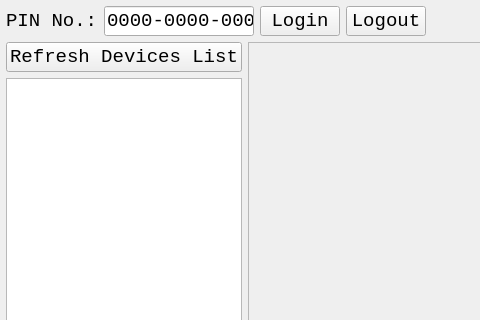
Above: GUI/mainwindow.ui from joshion/3DShow before the change; both pictures show x 0 to 480 and y 0 to 320 of the 1024 by 768 pixel window. Below: the same form after it.
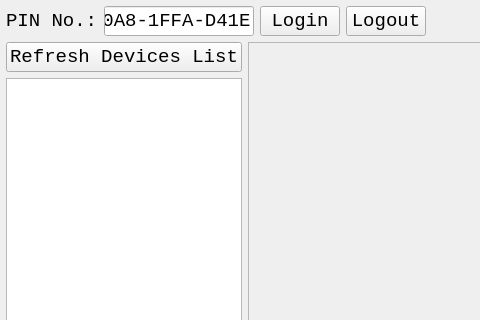
That is the form after the change. Custom widgets are drawn as their Qt base class.

```diff
--- a/GUI/mainwindow.ui
+++ b/GUI/mainwindow.ui
@@ -71,17 +71,23 @@
         <string notr="true"/>
        </property>
        <property name="inputMask">
-        <string>&gt;HHHH-HHHH-HHHH;0</string>
+        <string>&gt;HHHH-HHHH-HHHH</string>
        </property>
        <property name="text">
-        <string>--</string>
+        <string>C0A8-1FFA-D41E</string>
+       </property>
+       <property name="echoMode">
+        <enum>QLineEdit::Normal</enum>
        </property>
        <property name="cursorPosition">
-        <number>0</number>
+        <number>14</number>
        </property>
        <property name="alignment">
         <set>Qt::AlignCenter</set>
        </property>
+       <property name="dragEnabled">
+        <bool>false</bool>
+       </property>
       </widget>
      </item>
      <item>
```
